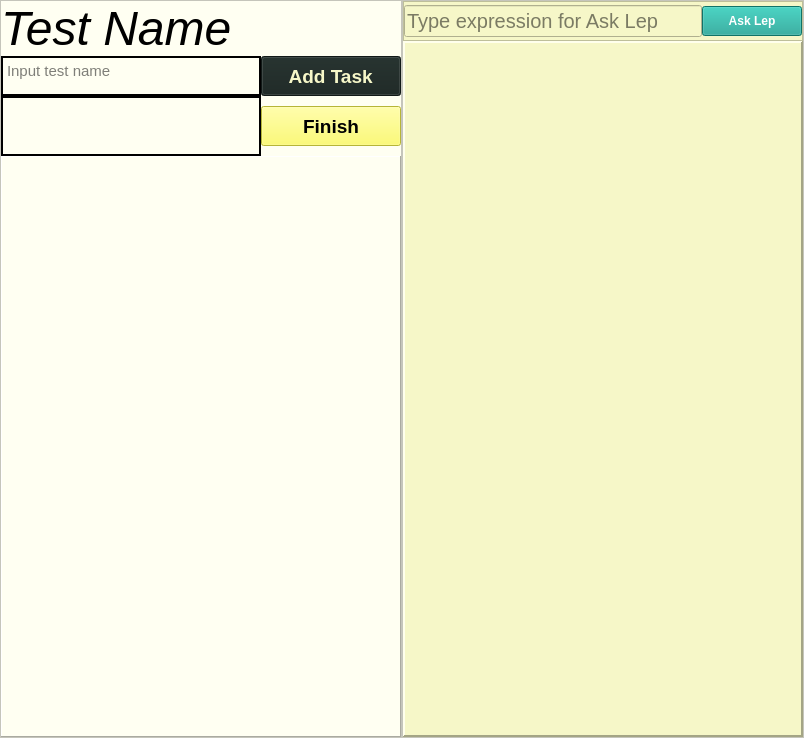
This is src/views/ui/testMaking.ui in adibozzhanov/LeProgram as Qt 5 draws it before an edit. The edited form follows.
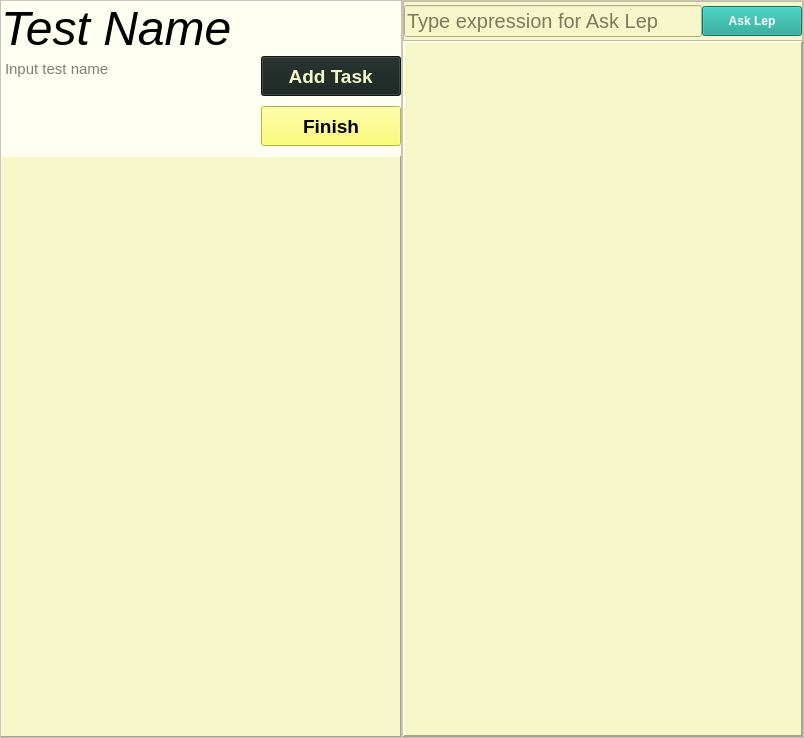
This is the edited form.

```diff
--- a/src/views/ui/testMaking.ui
+++ b/src/views/ui/testMaking.ui
@@ -136,7 +136,7 @@
             <string notr="true">border-color: rgb(246, 247, 200)</string>
            </property>
            <property name="frameShape">
-            <enum>QFrame::Panel</enum>
+            <enum>QFrame::NoFrame</enum>
            </property>
            <property name="frameShadow">
             <enum>QFrame::Plain</enum>
@@ -185,7 +185,7 @@
             <string notr="true">border-color: rgb(246, 247, 200)</string>
            </property>
            <property name="frameShape">
-            <enum>QFrame::Panel</enum>
+            <enum>QFrame::NoFrame</enum>
            </property>
            <property name="frameShadow">
             <enum>QFrame::Plain</enum>
@@ -305,8 +305,9 @@
          </size>
         </property>
         <property name="styleSheet">
-         <string notr="true">border-color: rgb(246, 247, 200);
-background-color: rgb(255, 255, 242);</string>
+         <string notr="true">background-color: rgb(246, 247, 200);
+border-color: rgb(246, 247, 200);
+</string>
         </property>
         <property name="frameShape">
          <enum>QFrame::Panel</enum>
```
